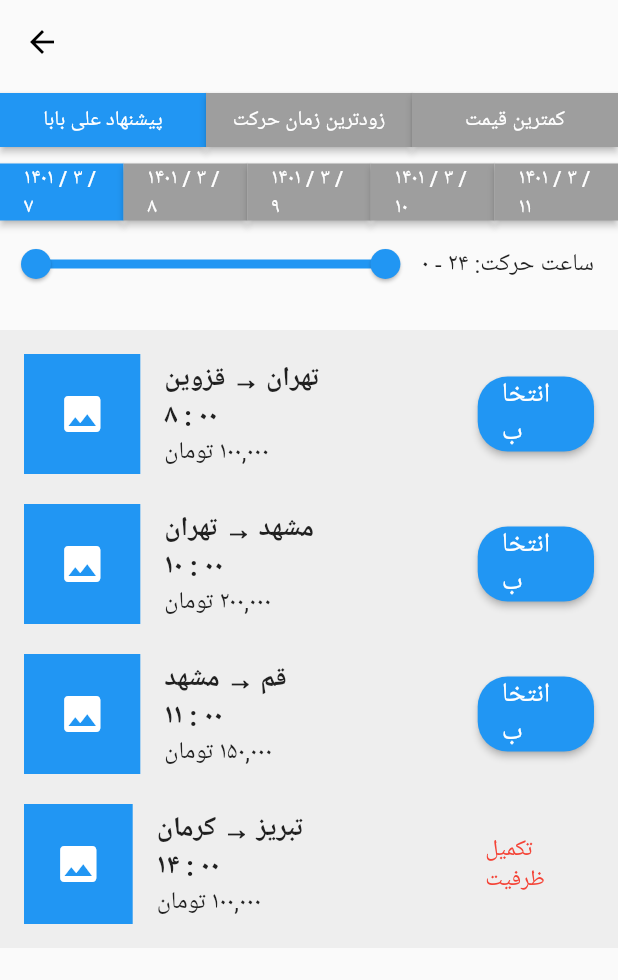
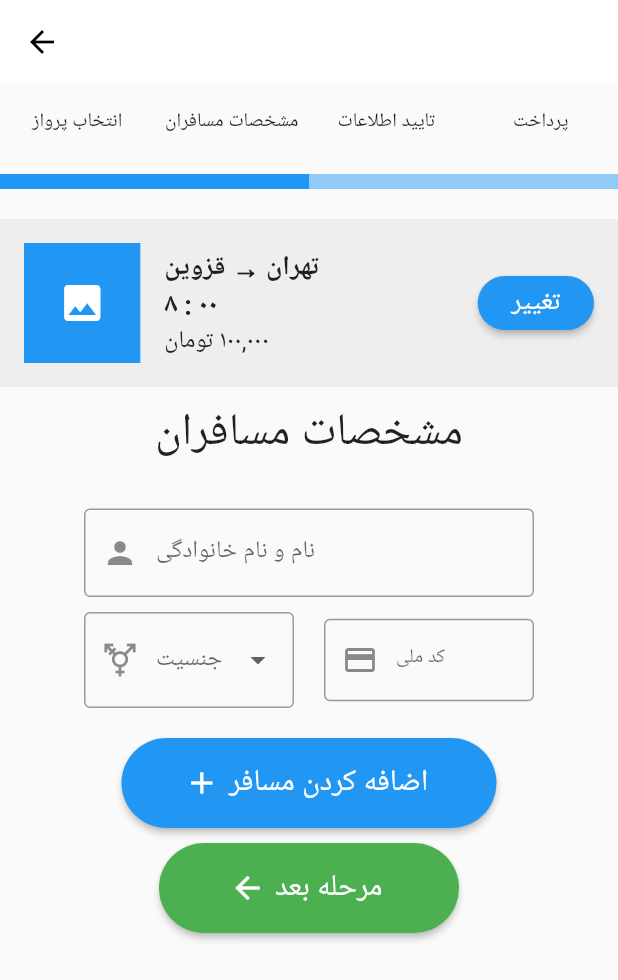
Before and after one commit to COD332/SBU_AP_final_project, a Flutter app: the SearchRes screen opened directly, after a tap on "انتخاب", on a phone screen of 412 x 824 dp. Shown: the top 980 px of the screen. Run offline on Flutter 3.47's test engine with Material 2 defaults, Android fonts, the phone set to English and light mode, and no system bars.

Commit message:
passengers page & confirmation page

```diff
--- /dev/null
+++ b/lib/passengers.dart
@@ -0,0 +1,347 @@
+import 'package:flutter/material.dart';
+import 'confirm.dart';
+
+class Passengers extends StatefulWidget {
+  @override
+  _PassengersState createState() => _PassengersState();
+}
+
+class _PassengersState extends State<Passengers> {
+  final List<String> genders = ['مذکر', 'مونث'];
+  List<Widget> inputFields = [];
+  TextEditingController nameController = TextEditingController();
+  String? selectedGender;
+  TextEditingController nationalIdController = TextEditingController();
+  int currentStep = 2;
+  List<String> steps = ['انتخاب پرواز', 'مشخصات مسافران', 'تایید اطلاعات', 'پرداخت'];
+
+  @override
+  void initState() {
+    super.initState();
+  }
+
+  Widget buildInputField() {
+    return Column(
+      children: [
+        SizedBox(
+          width: 300,
+          child: TextField(
+            controller: nameController,
+            textAlign: TextAlign.left,
+            decoration: InputDecoration(
+              prefixIcon: Icon(Icons.person),
+              labelText: 'نام و نام خانوادگی',
+              border: OutlineInputBorder(),
+            ),
+          ),
+        ),
+        SizedBox(height: 10.0),
+        Row(
+          mainAxisAlignment: MainAxisAlignment.center,
+          children: [
+            SizedBox(
+              width: 140,
+              child: DropdownButtonFormField<String>(
+                decoration: InputDecoration(
+                  prefixIcon: Icon(Icons.transgender),
+                  labelText: 'جنسیت',
+                  border: OutlineInputBorder(),
+                ),
+                value: selectedGender,
+                items: genders.map((String gender) {
+                  return DropdownMenuItem<String>(
+                    value: gender,
+                    child: Text(
+                      gender,
+                      style: TextStyle(fontSize: 13),
+                    ),
+                  );
+                }).toList(),
+                onChanged: (String? value) {
+                  setState(() {
+                    selectedGender = value;
+                  });
+                },
+              ),
+            ),
+            SizedBox(width: 20),
+            SizedBox(
+              width: 140,
+              child: TextField(
+                controller: nationalIdController,
+                textAlign: TextAlign.left,
+                style: TextStyle(fontSize: 13),
+                decoration: InputDecoration(
+                  prefixIcon: Icon(Icons.credit_card),
+                  labelText: 'کد ملی',
+                  border: OutlineInputBorder(),
+                ),
+              ),
+            ),
+          ],
+        ),
+        SizedBox(height: 20),
+      ],
+    );
+  }
+
+  void addInputFields() {
+    setState(() {
+      inputFields.add(buildInputField());
+      nameController = TextEditingController();
+      selectedGender = null;
+      nationalIdController = TextEditingController();
+    });
+  }
+
+  @override
+  Widget build(BuildContext context) {
+    return Scaffold(
+      appBar: AppBar(
+        backgroundColor: Colors.white,
+        elevation: 0.0,
+        leading: IconButton(
+          icon: Icon(Icons.arrow_back, color: Colors.black),
+          onPressed: () {
+            Navigator.pop(context);
+          },
+        ),
+      ),
+      body: SingleChildScrollView(
+        child: Container(
+          width: double.infinity,
+          child: Column(
+            mainAxisAlignment: MainAxisAlignment.center,
+            children: [
+              SizedBox(
+                height: 50.0,
+                child: ListView.builder(
+                  scrollDirection: Axis.horizontal,
+                  itemCount: steps.length,
+                  itemBuilder: (BuildContext context, int index) {
+                    return Container(
+                      alignment: Alignment.center,
+                      width: MediaQuery.of(context).size.width / steps.length,
+                      child: Text(
+                        steps[index],
+                        style: TextStyle(fontSize: 13.0),
+                      ),
+                    );
+                  },
+                ),
+              ),
+              SizedBox(height: 10.0),
+              LinearProgressIndicator(
+                value: currentStep / steps.length,
+                minHeight: 10,
+              ),
+
+          SizedBox(height: 20.0),
+          Container(
+            padding: EdgeInsets.all(16.0),
+            color: Colors.grey[200],
+            child: Column(
+              children: [
+                Row(
+                  children: [
+                    Expanded(
+                      flex: 3,
+                      child: Container(
+                        width: 80.0,
+                        height: 80.0,
+                        color: Colors.blue,
+                        child: Center(
+                          child: Icon(
+                            Icons.image,
+                            color: Colors.white,
+                            size: 32.0,
+                          ),
+                        ),
+                      ),
+                    ),
+                    SizedBox(width: 16.0),
+                    Expanded(
+                      flex: 7,
+                      child: Column(
+                        crossAxisAlignment: CrossAxisAlignment.start,
+                        children: [
+                          Text(
+                            'تهران → قزوین',
+                            style: TextStyle(
+                              fontSize: 18.0,
+                              fontWeight: FontWeight.bold,
+                            ),
+                            textDirection: TextDirection.rtl,
+                          ),
+                          Text(
+                            '۸ : ۰۰',
+                            style: TextStyle(
+                              fontSize: 18.0,
+                              fontWeight: FontWeight.bold,
+                            ),
+
+                          ),
+                          Text(
+                            '۱۰۰,۰۰۰ تومان',
+                            style: TextStyle(
+                              fontSize: 16.0,
+                            ),
+                            textDirection: TextDirection.rtl,
+                          ),
+                        ],
+                      ),
+                    ),
+                    SizedBox(width: 28.0),
+                    Expanded(
+                      flex: 3,
+                      child: ElevatedButton(
+                        onPressed: ()
+                        {
+                        },
+                        style: ElevatedButton.styleFrom(
+                          primary: Colors.blue,
+                          shape: RoundedRectangleBorder(
+                            borderRadius: BorderRadius.circular(20.0),
+                          ),
+                        ),
+                        child: Text(
+                          'تغییر',
+                          style: TextStyle(
+                            fontSize: 18.0,
+                          ),
+                        ),
+                      ),
+                    ),
+                  ],
+                ),
+              ],
+            ),
+          ),
+
+              SizedBox(height: 10.0),
+              Text(
+                'مشخصات مسافران',
+                style: TextStyle(
+                  fontSize: 30,
+                ),
+              ),
+              SizedBox(height: 30.0),
+              SizedBox(
+                width: 300,
+                child: TextField(
+                  controller: nameController,
+                  textAlign: TextAlign.left,
+                  decoration: InputDecoration(
+                    prefixIcon: Icon(Icons.person),
+                    labelText: 'نام و نام خانوادگی',
+                    border: OutlineInputBorder(),
+                  ),
+                ),
+              ),
+              SizedBox(height: 10.0),
+              Row(
+                mainAxisAlignment: MainAxisAlignment.center,
+                children: [
+                  SizedBox(
+                    width: 140,
+                    child: DropdownButtonFormField<String>(
+                      decoration: InputDecoration(
+                        prefixIcon: Icon(Icons.transgender),
+                        labelText: 'جنسیت',
+                        border: OutlineInputBorder(),
+                      ),
+                      value: selectedGender,
+                      items: genders.map((String gender) {
+                        return DropdownMenuItem<String>(
+                          value: gender,
+                          child: Text(
+                            gender,
+                            style: TextStyle(fontSize: 13),
+                          ),
+                        );
+                      }).toList(),
+                      onChanged: (String? value) {
+                        setState(() {
+                          selectedGender = value;
+                        });
+                      },
+                    ),
+                  ),
+                  SizedBox(width: 20),
+                  SizedBox(
+                    width: 140,
+                    child: TextField(
+                      controller: nationalIdController,
+                      textAlign: TextAlign.left,
+                      style: TextStyle(fontSize: 13),
+                      decoration: InputDecoration(
+                        prefixIcon: Icon(Icons.credit_card),
+                        labelText: 'کد ملی',
+                        border: OutlineInputBorder(),
+                      ),
+                    ),
+                  ),
+                ],
+              ),
+              SizedBox(height: 20),
+              Column(
+                children: inputFields,
+              ),
+              SizedBox(
+                width: 250.0,
+                height: 60.0,
+                child: ElevatedButton.icon(
+                  onPressed: () {
+                    addInputFields();
+                  },
+                  style: ElevatedButton.styleFrom(
+                    textStyle: TextStyle(fontSize: 20.0),
+                    shape: RoundedRectangleBorder(
+                      borderRadius: BorderRadius.circular(30.0),
+                    ),
+                  ),
+                  icon: Icon(Icons.add),
+                  label: Text('اضافه کردن مسافر'),
+                ),
+              ),
+              SizedBox(height: 10),
+              SizedBox(
+                width: 200.0,
+                height: 60.0,
+                child: ElevatedButton.icon(
+                  onPressed: () {
+                Navigator.push(
+                  context,
+                  PageRouteBuilder(
+                    transitionDuration: Duration(milliseconds: 400),
+                    pageBuilder: (_, __, ___) => Confirm(),
+                    transitionsBuilder: (_, animation, __, child) {
+                      return SlideTransition(
+                        position: Tween<Offset>(
+                          begin: Offset(0.0, 2.0),
+                          end: Offset.zero,
+                        ).animate(animation),
+                        child: child,
+                      );
+                    },
+                  ),
+                );
+                  },
+                  style: ElevatedButton.styleFrom(
+                    textStyle: TextStyle(fontSize: 20.0),
+                    backgroundColor: Colors.green,
+                    shape: RoundedRectangleBorder(
+                      borderRadius: BorderRadius.circular(30.0),
+                    ),
+                  ),
+                  icon: Icon(Icons.arrow_back),
+                  label: Text('مرحله بعد'),
+                ),
+              ),
+            ],
+          ),
+        ),
+      ),
+    );
+  }
+}
--- a/lib/search_res.dart
+++ b/lib/search_res.dart
@@ -1,4 +1,5 @@
 import 'package:flutter/material.dart';
+import 'passengers.dart';
 
 class SearchRes extends StatefulWidget {
   @override
@@ -296,7 +297,25 @@ Container(
                     Expanded(
                       flex: 3,
                       child: ElevatedButton(
-                        onPressed: () {},
+                        onPressed: ()
+                        {
+                   Navigator.push(
+                  context,
+                  PageRouteBuilder(
+                    transitionDuration: Duration(milliseconds: 400),
+                    pageBuilder: (_, __, ___) => Passengers(),
+                    transitionsBuilder: (_, animation, __, child) {
+                      return SlideTransition(
+                        position: Tween<Offset>(
+                          begin: Offset(0.0, 2.0),
+                          end: Offset.zero,
+                        ).animate(animation),
+                        child: child,
+                      );
+                    },
+                  ),
+                );
+                        },
                         style: ElevatedButton.styleFrom(
                           primary: Colors.blue,
                           shape: RoundedRectangleBorder(
```
Also changed, not shown: lib/confirm.dart (added, +288 -0 lines).
